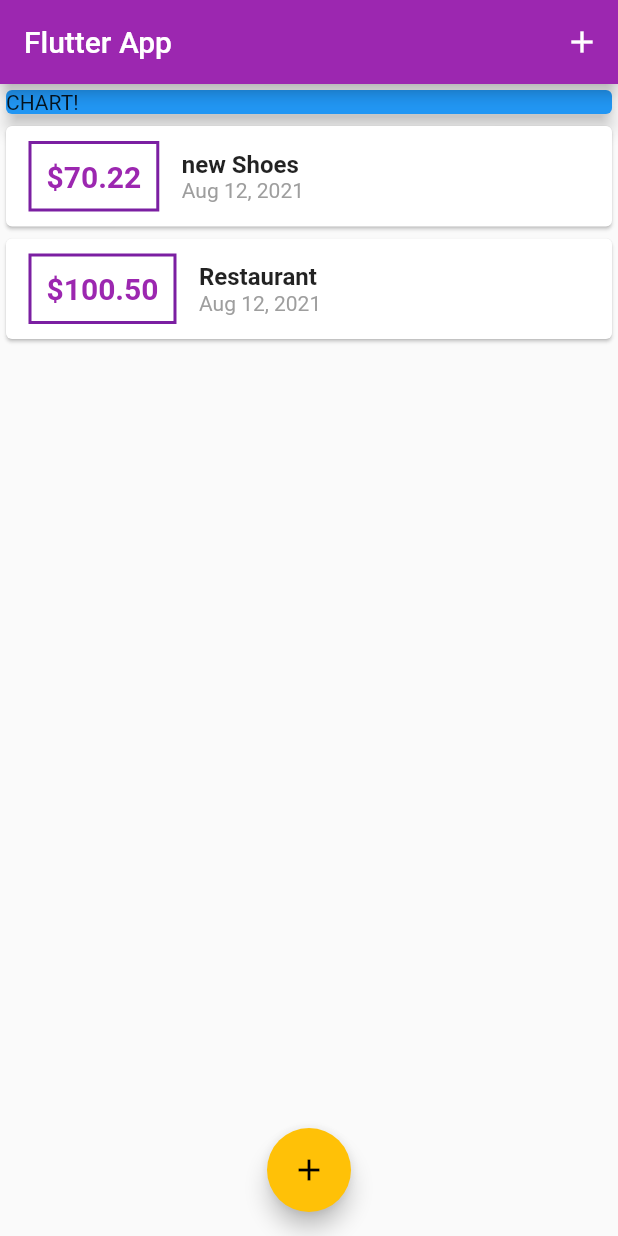
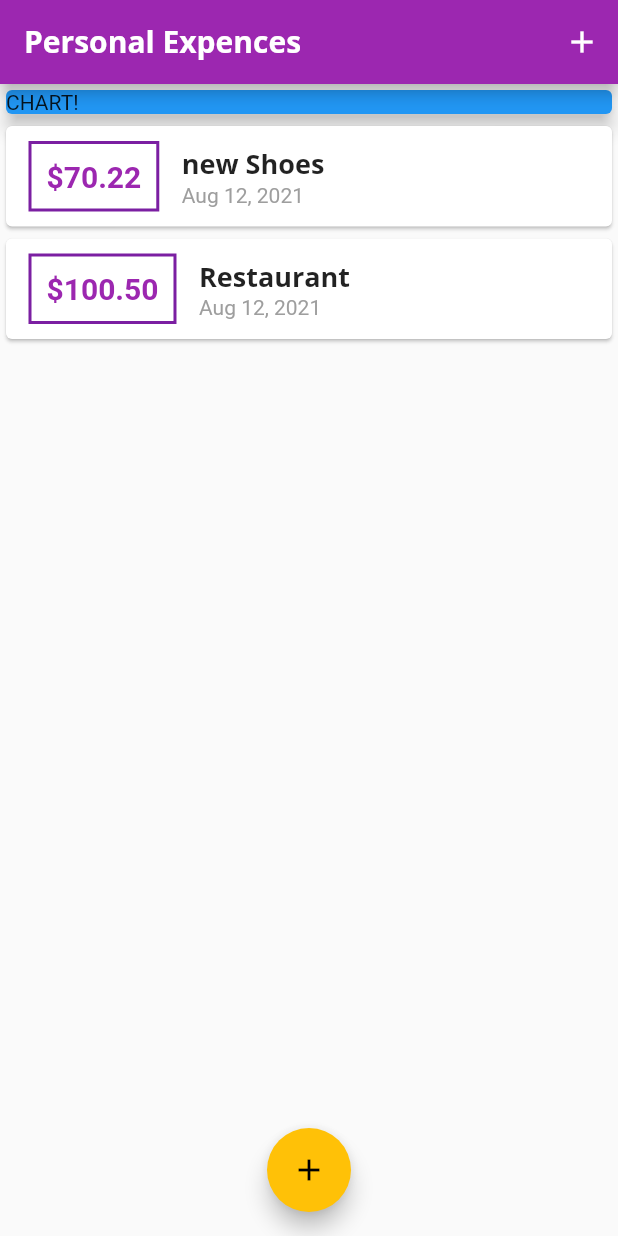
Before and after one commit to MehdiJarraya/second_flutter_app, a Flutter app: the screen it shows after launch, on a phone screen of 412 x 824 dp. Run offline on Flutter 3.47's test engine with Material 2 defaults, Android fonts, the phone set to English and light mode, and no system bars.

Commit message:
define default theme font familly + override appbar Theme + define global textTheme style to use it

```diff
--- a/lib/main.dart
+++ b/lib/main.dart
@@ -15,6 +15,26 @@ class MyApp extends StatelessWidget {
         primarySwatch: Colors.purple,
         // accentColor looke for docs to see which color much with purple
         accentColor: Colors.amber,
+        // match the name with yaml file
+        fontFamily: 'Quicksand',
+        // define global textTheme
+        textTheme: ThemeData.light().textTheme.copyWith(
+              title: TextStyle(
+                fontFamily: 'OpenSans',
+                fontSize: 18,
+                fontWeight: FontWeight.bold,
+              ),
+            ),
+        // overrride all appBar  title with those style bellow
+        appBarTheme: AppBarTheme(
+          textTheme: ThemeData.light().textTheme.copyWith(
+                title: TextStyle(
+                  fontFamily: 'OpenSans',
+                  fontSize: 20,
+                  fontWeight: FontWeight.bold,
+                ),
+              ),
+        ),
       ),
       home: MyHomePage(),
     );
@@ -70,7 +90,11 @@ class _MyHomePageState extends State<MyHomePage> {
   Widget build(BuildContext context) {
     return Scaffold(
       appBar: AppBar(
-        title: Text('Flutter App'),
+        title: Text(
+          'Personal Expences',
+          // unstead we define app bar style here we override in theme above
+          // style: TextStyle(fontFamily: 'OpenSans'),
+        ),
         actions: <Widget>[
           IconButton(
             onPressed: () => _startAddNewTransactio(context),
--- a/lib/widgets/transaction_list.dart
+++ b/lib/widgets/transaction_list.dart
@@ -50,10 +50,12 @@ class TransactionList extends StatelessWidget {
                   children: <Widget>[
                     Text(
                       transactions[index].title,
-                      style: TextStyle(
-                        fontWeight: FontWeight.bold,
-                        fontSize: 16,
-                      ),
+                      // style: TextStyle(
+                      //   fontWeight: FontWeight.bold,
+                      //   fontSize: 16,
+                      // ),
+                      // use  global textTheme
+                      style: Theme.of(context).textTheme.title,
                     ),
                     Text(
                       // DateFormat('yyyy-MM-dd') with pattern
```
